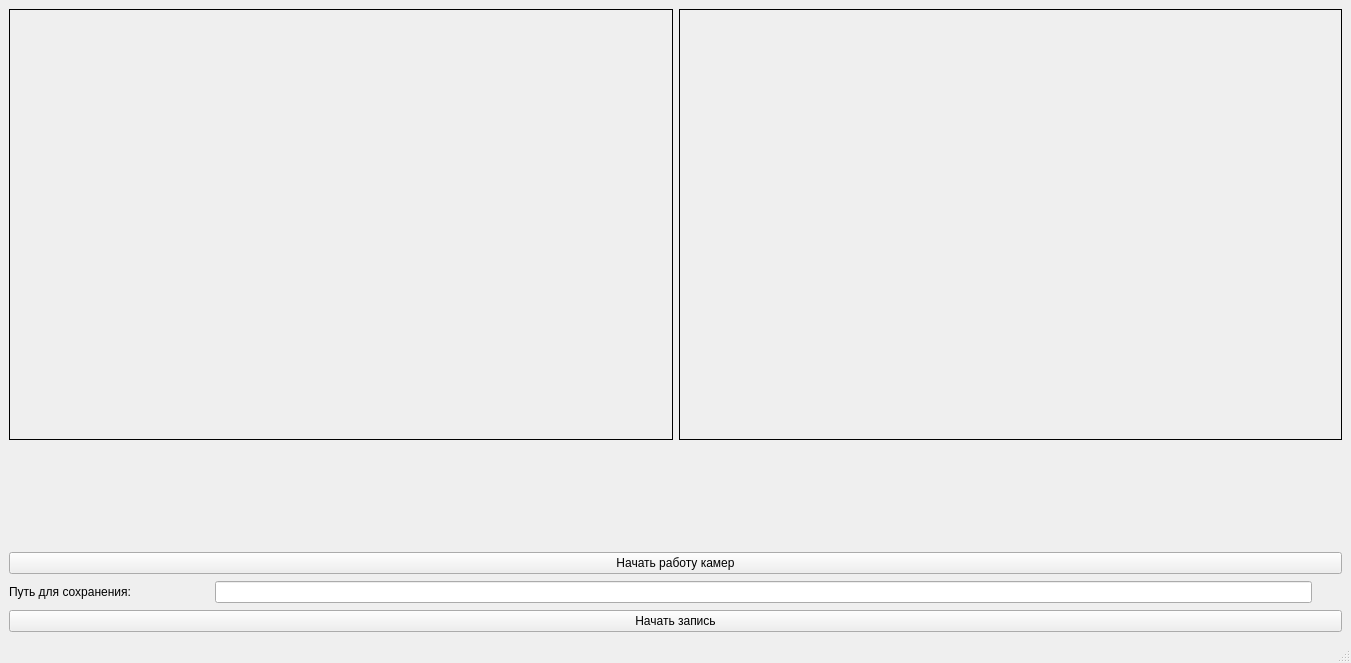
Above: BaslerWindow.ui from Lom-Karatist/BaslerTest before the change. Below: the same form after it.
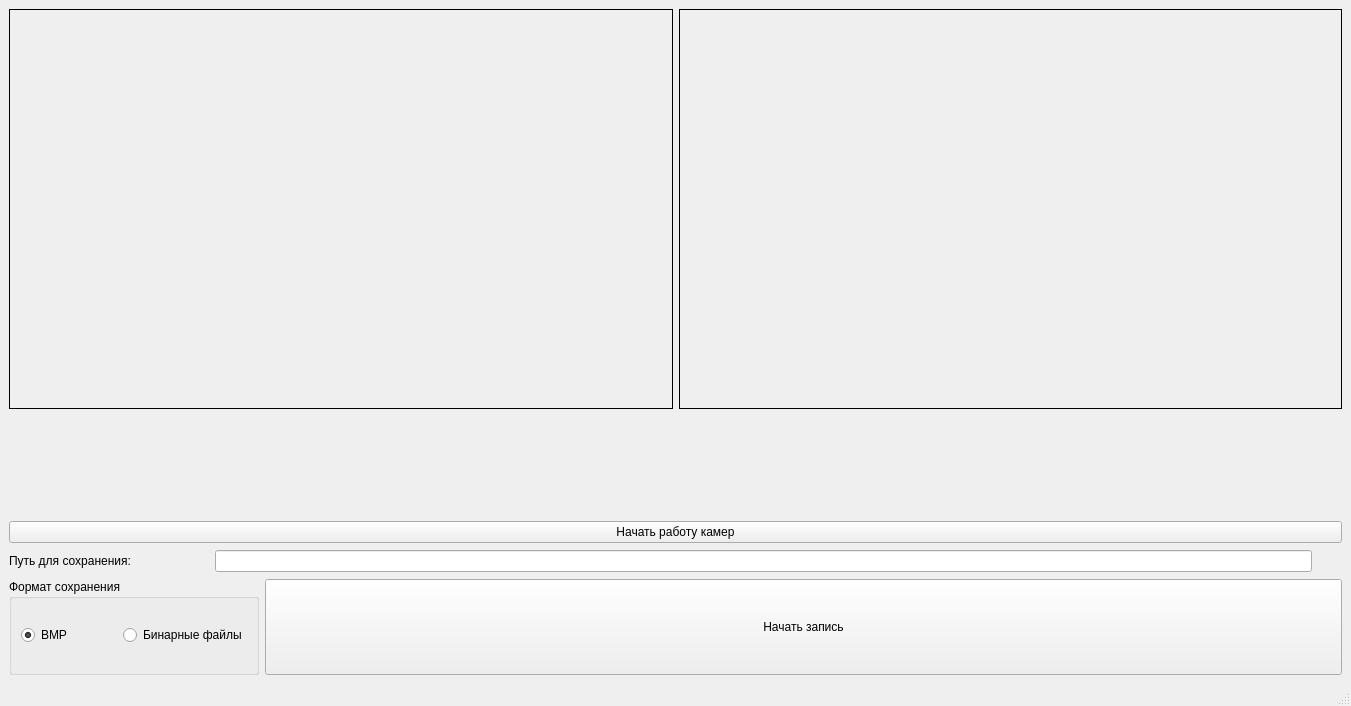
That is the form after the change. Icons and pictures are not drawn. Custom widgets are drawn as their Qt base class.

Commit message: Saving raelization was added

```diff
--- a/BaslerWindow.ui
+++ b/BaslerWindow.ui
@@ -7,7 +7,7 @@
     <x>0</x>
     <y>0</y>
     <width>1351</width>
-    <height>663</height>
+    <height>706</height>
    </rect>
   </property>
   <property name="windowTitle">
@@ -122,6 +122,9 @@
           <height>0</height>
          </size>
         </property>
+        <property name="readOnly">
+         <bool>true</bool>
+        </property>
        </widget>
       </item>
       <item>
@@ -178,11 +181,56 @@
      </layout>
     </item>
     <item>
-     <widget class="QPushButton" name="pushButton">
-      <property name="text">
-       <string>Начать запись</string>
-      </property>
-     </widget>
+     <layout class="QHBoxLayout" name="horizontalLayout_4">
+      <item>
+       <widget class="QGroupBox" name="groupBoxSavingFormat">
+        <property name="maximumSize">
+         <size>
+          <width>250</width>
+          <height>16777215</height>
+         </size>
+        </property>
+        <property name="title">
+         <string>Формат сохранения</string>
+        </property>
+        <layout class="QHBoxLayout" name="horizontalLayout_5">
+         <item>
+          <widget class="QRadioButton" name="radioButtonSaveBmp">
+           <property name="text">
+            <string>BMP</string>
+           </property>
+           <property name="checked">
+            <bool>true</bool>
+           </property>
+          </widget>
+         </item>
+         <item>
+          <widget class="QRadioButton" name="radioButtonSaveBinary">
+           <property name="text">
+            <string>Бинарные файлы</string>
+           </property>
+          </widget>
+         </item>
+        </layout>
+       </widget>
+      </item>
+      <item>
+       <widget class="QPushButton" name="pushButtonSaving">
+        <property name="sizePolicy">
+         <sizepolicy hsizetype="Minimum" vsizetype="Expanding">
+          <horstretch>0</horstretch>
+          <verstretch>0</verstretch>
+         </sizepolicy>
+        </property>
+        <property name="text">
+         <string>Начать запись</string>
+        </property>
+        <property name="checkable">
+         <bool>true</bool>
+        </property>
+       </widget>
+      </item>
+     </layout>
     </item>
    </layout>
   </widget>
```
The commit also changes 13 other files.
